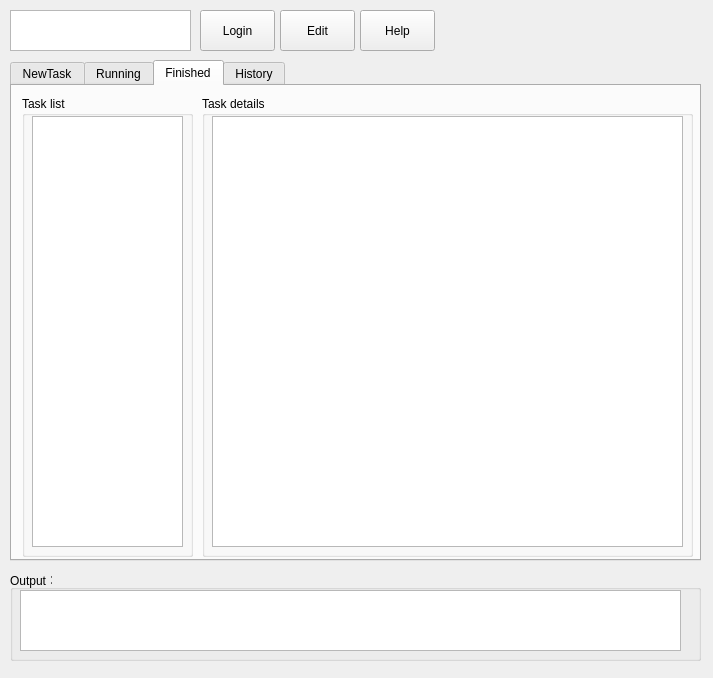
labinxu/code, file web_crawler/ui_templates/ui_mainframe.ui: the form before one commit.
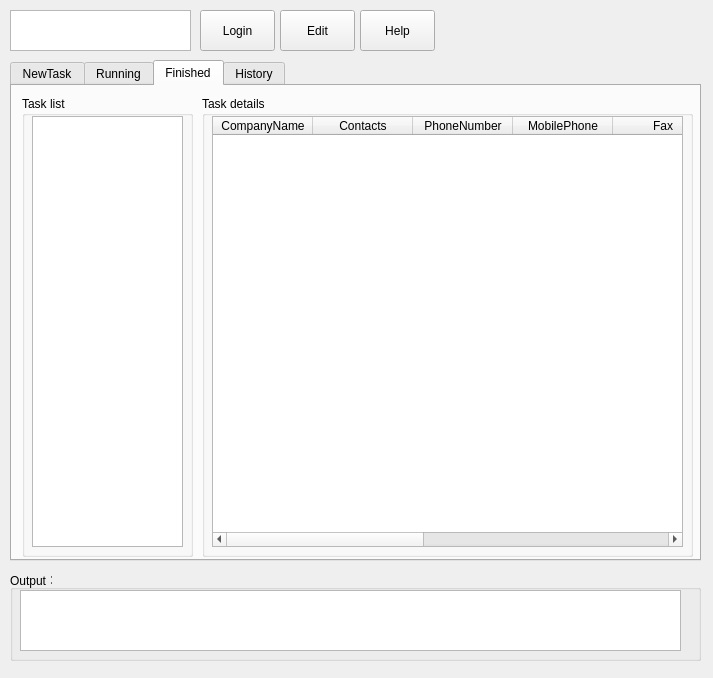
The form after the commit. The open tabs and pages were chosen to show the change.

The edit to the form file:
```diff
--- a/web_crawler/ui_templates/ui_mainframe.ui
+++ b/web_crawler/ui_templates/ui_mainframe.ui
@@ -217,6 +217,51 @@
         <height>431</height>
        </rect>
       </property>
+      <column>
+       <property name="text">
+        <string>CompanyName</string>
+       </property>
+      </column>
+      <column>
+       <property name="text">
+        <string>Contacts</string>
+       </property>
+      </column>
+      <column>
+       <property name="text">
+        <string>PhoneNumber</string>
+       </property>
+      </column>
+      <column>
+       <property name="text">
+        <string>MobilePhone</string>
+       </property>
+      </column>
+      <column>
+       <property name="text">
+        <string>Fax</string>
+       </property>
+      </column>
+      <column>
+       <property name="text">
+        <string>Postcode</string>
+       </property>
+      </column>
+      <column>
+       <property name="text">
+        <string>Website</string>
+       </property>
+      </column>
+      <column>
+       <property name="text">
+        <string>Address</string>
+       </property>
+      </column>
+      <column>
+       <property name="text">
+        <string>Details</string>
+       </property>
+      </column>
      </widget>
     </widget>
     <widget class="QGroupBox" name="gb_finished_tasks">
```
Left out of the diff: 68 changed lines with no effect on the pictures.
